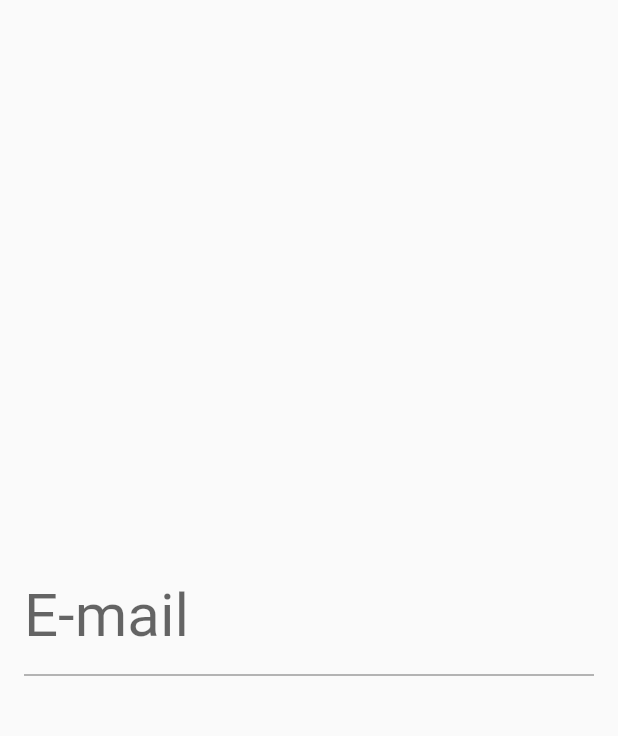
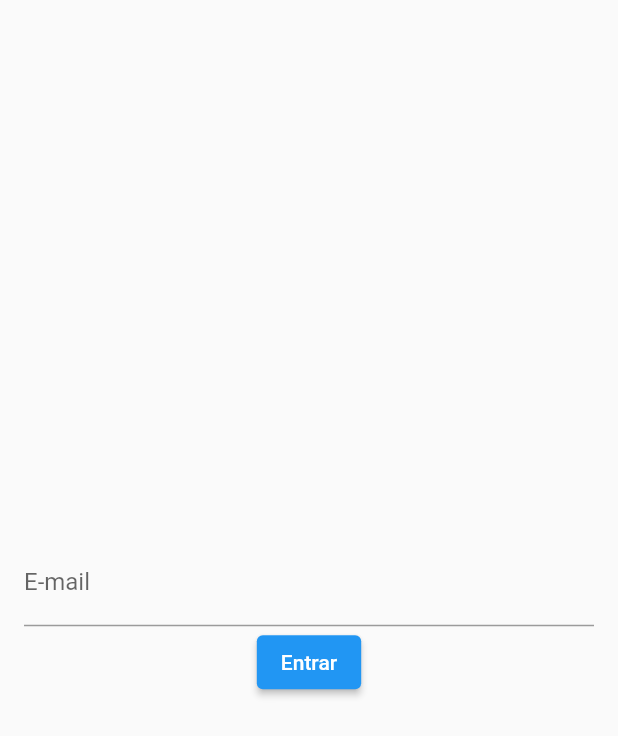
Before and after one commit to AiltonJ97/MyList, a Flutter app: the screen it shows after launch, on a phone screen of 412 x 824 dp. Shown: the top 736 px of the screen. Run offline on Flutter 3.47's test engine with Material 2 defaults, Android fonts, the phone set to English and light mode, and no system bars.

Commit message:
Controladores de Texto

```diff
--- a/lib/list_page.dart
+++ b/lib/list_page.dart
@@ -1,7 +1,10 @@
 import 'package:flutter/material.dart';
 
 class ListPage extends StatelessWidget {
-  const ListPage({Key? key}) : super(key: key);
+  ListPage({Key? key}) : super(key: key);
+
+  //Controle de texto
+  TextEditingController emailController = TextEditingController();
 
   @override
   Widget build(BuildContext context) {
@@ -9,30 +12,29 @@ class ListPage extends StatelessWidget {
       body: Center(
         child: Padding(
           padding: const EdgeInsets.symmetric(horizontal: 16),
-          child: TextField(
-            decoration: InputDecoration(
-              labelText: 'E-mail',
-              hintText: 'Exemplo@gmail.com',
-              //border: OutlineInputBorder(),
-              //errorText: 'Campo obrigatorio',
-              prefixText: 'R\$ ', //Inicio do texto fixo
-              suffixText: 'cm', suffixStyle: TextStyle(color: Colors.red), //final do texto fixo
-              labelStyle: TextStyle(
-                fontSize: 40,
+          child: Column(
+            mainAxisSize: MainAxisSize.min, //Altura minima da coluna
+            children: [
+              TextField(
+                controller: emailController,
+                decoration: InputDecoration(
+                  labelText: 'E-mail',
+                ),
               ),
-            ),
-            style: TextStyle(
-              //fontSize: 40, //Tamanho da fonte
-              fontWeight: FontWeight.w400, //peso da fonte
-              color: Colors.purple,
-            ),
-            //keyboardType: TextInputType.number,
-            //keyboardType: TextInputType.emailAddress,
-            //obscureText: true, //Esconder texto
-            //obscuringCharacter: 'Y', // Modificar caractere
+              ElevatedButton(
+                onPressed: login,
+                child: Text('Entrar'),
+              )
+            ],
           ),
         ),
       ),
     );
   }
+  void login(){
+    String text = emailController.text;
+    print(text);
+    //emailController.clear(); limpar campo
+    //emailController.text = 'Ailton'; alterar texto do campo
+  }
 }
```
